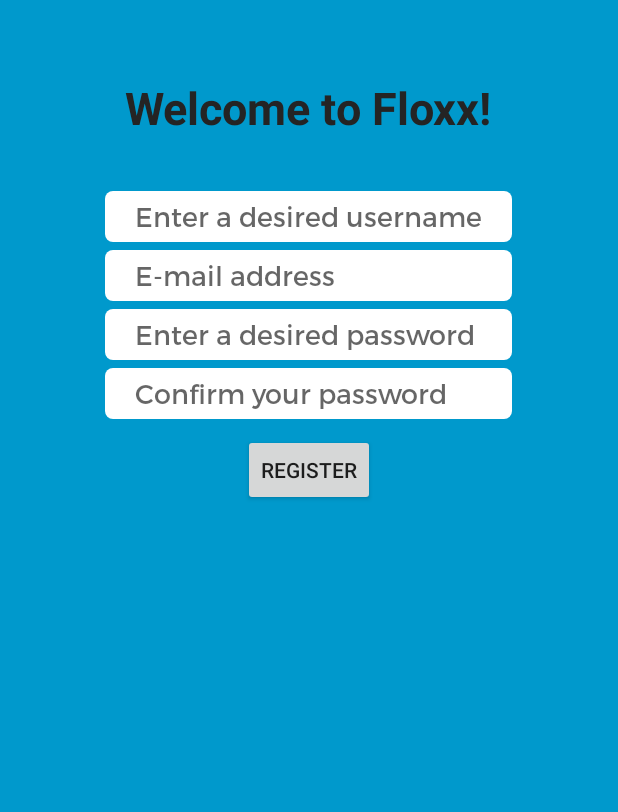
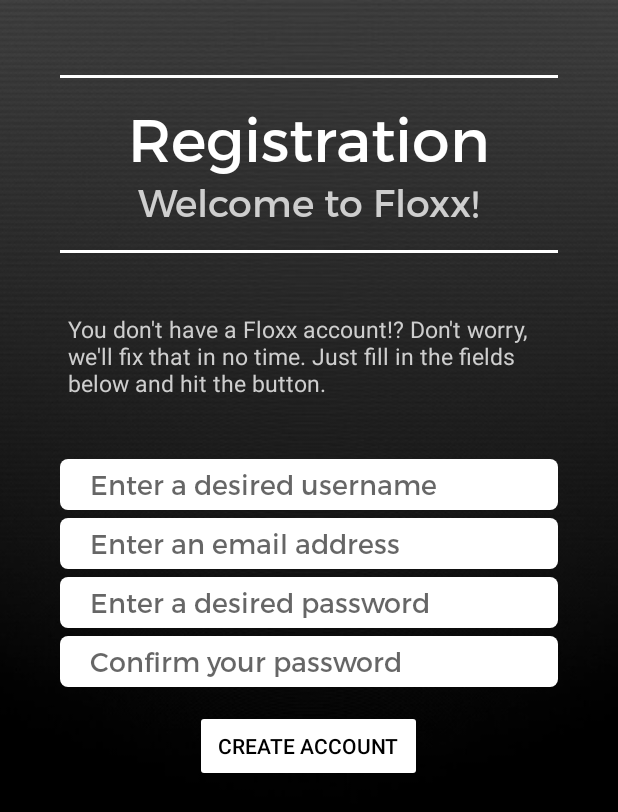
Before and after one commit to ohjay/Floxx, an Android app: the screen it shows after launch (RegisterActivity), after a tap on "Don't have an account? Register now!", on a phone screen of 412 x 824 dp. Shown: the top 812 px of the screen. Run offline under Robolectric (Android 15) with nearby library versions, the phone set to English and light mode, and no system bars.

Commit message:
Upgraded the registration layout, polished fullscreen input

```diff
--- a/app/src/main/java/co/floxx/floxx/FullscreenActivity.java
+++ b/app/src/main/java/co/floxx/floxx/FullscreenActivity.java
@@ -8,11 +8,10 @@
 import android.widget.Button;
 import android.widget.EditText;
 import android.widget.TextView;
-
-import com.firebase.client.Firebase;
+import android.widget.Toast;
 
 /**
- * The full-screen activity that serves as Floxx's splash page.
+ * The full-screen activity that serves as Floxx's splash (/landing) page.
  */
 public class FullscreenActivity extends AppCompatActivity {
 
@@ -26,49 +25,56 @@
     @Override
     protected void onCreate(Bundle savedInstanceState) {
         super.onCreate(savedInstanceState);
-
-        Firebase.setAndroidContext(this);
-
         setContentView(R.layout.activity_fullscreen);
-        final EditText password1 = (EditText) findViewById(R.id.enter_password);
 
         // Cool fonts let's go!
         Typeface montserrat = Typeface.createFromAsset(getAssets(), "Montserrat-Regular.otf");
-        EditText unameText = (EditText) findViewById(R.id.enter_username);
-        EditText pwText = (EditText) findViewById(R.id.enter_password);
+        final EditText unameText = (EditText) findViewById(R.id.enter_username);
+        final EditText pwText = (EditText) findViewById(R.id.enter_password);
         unameText.setTypeface(montserrat);
         pwText.setTypeface(montserrat);
 
-        // Upon interacting with UI controls, delay any scheduled hide()
-        // operations to prevent the jarring behavior of controls going away
-        // while interacting with the UI.
+        // Assign button behaviors
+        setRegisterButtonBehavior();
+        setLoginButtonBehavior(unameText, pwText);
+    }
 
-        Firebase.setAndroidContext(this);
-        Button button = (Button)findViewById(R.id.log_in_button);
-        final Bundle extras = new Bundle();
-        final EditText username1 = (EditText) findViewById(R.id.enter_username);
-        registerAccount();
+    public void setLoginButtonBehavior(final EditText unameText, final EditText pwText) {
+        Button button = (Button) findViewById(R.id.login_button);
         button.setOnClickListener(new View.OnClickListener() {
             @Override
             public void onClick(View v) {
-                Intent intent = new Intent(FullscreenActivity.this, FirebaseActivity.class);
-                String username11 = username1.getText().toString();
-                String password11 = password1.getText().toString();
+                String username11 = unameText.getText().toString();
+                String password11 = pwText.getText().toString();
+
+                if (username11.isEmpty()) {
+                    Toast.makeText(FullscreenActivity.this,
+                            "You have to enter a username!", Toast.LENGTH_LONG).show();
+                    return;
+                } else if (password11.isEmpty()) {
+                    Toast.makeText(FullscreenActivity.this,
+                            "You have to enter a password!", Toast.LENGTH_LONG).show();
+                    return;
+                }
+
+                Intent intent = new Intent(FullscreenActivity.this,
+                        FirebaseActivity.class);
+                Bundle extras = new Bundle();
                 extras.putString("enter_username", username11);
                 extras.putString("enter_password", password11);
                 intent.putExtras(extras);
                 startActivity(intent);
             }
         });
-
     }
 
-    public void registerAccount() {
-        TextView button = (TextView) findViewById(R.id.register_button);
-        button.setOnClickListener(new View.OnClickListener(){
+    public void setRegisterButtonBehavior() {
+        TextView tv = (TextView) findViewById(R.id.register_button);
+        tv.setOnClickListener(new View.OnClickListener(){
             @Override
             public void onClick(View v) {
-                startActivity(new Intent(FullscreenActivity.this, RegisterActivity.class));
+                startActivity(new Intent(FullscreenActivity.this,
+                        RegisterActivity.class));
             }
         });
     }
--- a/app/src/main/java/co/floxx/floxx/RegisterActivity.java
+++ b/app/src/main/java/co/floxx/floxx/RegisterActivity.java
@@ -2,11 +2,12 @@
 
 import android.content.Intent;
 import android.graphics.Typeface;
+import android.os.Bundle;
 import android.support.v7.app.AppCompatActivity;
-import android.os.Bundle;
 import android.view.View;
 import android.widget.Button;
 import android.widget.EditText;
+import android.widget.TextView;
 import android.widget.Toast;
 
 public class RegisterActivity extends AppCompatActivity {
@@ -17,6 +18,9 @@
         Button button = (Button) findViewById(R.id.register_button);
 
         Typeface montserrat = Typeface.createFromAsset(getAssets(), "Montserrat-Regular.otf");
+        ((TextView) findViewById(R.id.register_welcome)).setTypeface(montserrat);
+        ((TextView) findViewById(R.id.register_subtext)).setTypeface(montserrat);
+
         final EditText usernameText = (EditText) findViewById(R.id.register_user);
         final EditText emailText = (EditText) findViewById(R.id.register_email);
         final EditText passwordText = (EditText) findViewById(R.id.register_password);
--- a/app/src/main/res/layout/activity_fullscreen.xml
+++ b/app/src/main/res/layout/activity_fullscreen.xml
@@ -34,7 +34,9 @@
                 android:layout_below="@id/floxx_logo"
                 android:background="@drawable/textbox"
                 android:layout_centerHorizontal="true"
-                android:hint="Enter your username"
+                android:hint="@string/fs_username_hint"
+                android:inputType="text"
+                android:maxLines="1"
                 android:layout_marginBottom="5dp"
                 android:paddingLeft="20dp"
                 android:paddingRight="20dp"
@@ -44,26 +46,27 @@
 
             <EditText android:id="@+id/enter_password"
                 android:layout_width="0px"
-                android:layout_alignLeft="@+id/enter_username"
-                android:layout_alignRight="@+id/enter_username"
+                android:layout_alignStart="@+id/enter_username"
+                android:layout_alignEnd="@+id/enter_username"
                 android:layout_height="wrap_content"
                 android:layout_below="@+id/enter_username"
                 android:background="@drawable/textbox"
                 android:layout_centerHorizontal="true"
-                android:hint="Enter your password"
+                android:hint="@string/fs_password_hint"
                 android:layout_marginBottom="10dp"
                 android:paddingLeft="20dp"
                 android:paddingRight="20dp"
                 android:paddingTop="5dp"
                 android:paddingBottom="5dp"
                 android:textCursorDrawable="@null"
-                android:inputType="textPassword" />
+                android:inputType="textPassword"
+                android:maxLines="1" />
 
             <Button
-                android:id="@+id/log_in_button"
+                android:id="@+id/login_button"
                 android:layout_width="wrap_content"
                 android:layout_height="wrap_content"
-                android:text="Sign in"
+                android:text="@string/login_link"
                 android:backgroundTint="#000"
                 android:layout_below="@+id/enter_password"
                 android:layout_centerHorizontal="true"
@@ -72,12 +75,11 @@
             <TextView
                 android:layout_width="wrap_content"
                 android:layout_height="wrap_content"
-                android:text="Don't have an account? Register now!"
+                android:text="@string/registration_link"
                 android:id="@+id/register_button"
                 android:layout_centerInParent="true"
-                android:layout_below="@+id/log_in_button"
+                android:layout_below="@+id/login_button"
                 android:clickable="true"
-                android:onClick="registerAccount"
                 android:textColor="#fff" />
         </RelativeLayout>
     </LinearLayout>
--- a/app/src/main/res/layout/activity_register.xml
+++ b/app/src/main/res/layout/activity_register.xml
@@ -3,46 +3,96 @@
     xmlns:tools="http://schemas.android.com/tools"
     android:layout_width="match_parent"
     android:layout_height="match_parent"
-    android:paddingBottom="@dimen/activity_vertical_margin"
-    android:paddingLeft="@dimen/activity_horizontal_margin"
-    android:paddingRight="@dimen/activity_horizontal_margin"
-    android:paddingTop="@dimen/activity_vertical_margin"
-    tools:context="co.floxx.floxx.RegisterActivity"
-    android:background="#0099cc">
+    tools:context="co.floxx.floxx.RegisterActivity">
+
+    <ImageView
+        android:id="@+id/background"
+        android:layout_width="match_parent"
+        android:layout_height="match_parent"
+        android:scaleType="centerCrop"
+        android:src="@drawable/hologradient"
+        android:scaleY="-1" />
+
+    <View
+        android:layout_marginTop="50dp"
+        android:layout_width="fill_parent"
+        android:layout_height="2dp"
+        android:id="@+id/register_divider1"
+        android:background="#fff"
+        android:layout_marginBottom="15dp"
+        android:layout_marginStart="@dimen/ra_side_margin"
+        android:layout_marginEnd="@dimen/ra_side_margin" />
 
     <TextView
         android:id="@+id/register_welcome"
         android:layout_width="wrap_content"
         android:layout_height="wrap_content"
+        android:layout_below="@id/register_divider1"
         android:layout_centerHorizontal="true"
-        android:layout_marginTop="35dp"
-        android:layout_marginBottom="35dp"
         android:text="@string/register_header"
-        android:textColor="#242424"
-        android:textSize="30sp"
-        android:textStyle="bold" />
+        android:textSize="40sp"
+        android:textStyle="bold"
+        android:textColor="#fff" />
+
+    <TextView
+        android:layout_width="wrap_content"
+        android:layout_height="wrap_content"
+        android:layout_centerHorizontal="true"
+        android:layout_marginBottom="15dp"
+        android:id="@+id/register_subtext"
+        android:text="@string/register_subtext"
+        android:layout_below="@id/register_welcome"
+        android:textSize="25sp"
+        android:textColor="#cecece" />
+
+    <View
+        android:layout_width="fill_parent"
+        android:layout_height="2dp"
+        android:layout_below="@id/register_subtext"
+        android:id="@+id/register_divider2"
+        android:background="#fff"
+        android:layout_marginBottom="40dp"
+        android:layout_marginStart="@dimen/ra_side_margin"
+        android:layout_marginEnd="@dimen/ra_side_margin" />
+
+    <TextView
+        android:id="@+id/register_desc"
+        android:layout_width="wrap_content"
+        android:layout_height="wrap_content"
+        android:layout_centerHorizontal="true"
+        android:layout_marginBottom="40dp"
+        android:text="@string/register_desc"
+        android:layout_below="@id/register_divider2"
+        android:textSize="15sp"
+        android:layout_marginStart="@dimen/ra_side_margin"
+        android:layout_marginEnd="@dimen/ra_side_margin"
+        android:textColor="#cecece"
+        android:paddingStart="5dp"
+        android:paddingEnd="5dp" />
 
     <EditText
         android:id="@+id/register_user"
-        android:layout_below="@id/register_welcome"
-        android:layout_width="wrap_content"
+        android:layout_below="@id/register_desc"
+        android:layout_width="fill_parent"
         android:layout_height="wrap_content"
         android:layout_centerHorizontal="true"
         android:hint="@string/register_username_prompt"
         android:background="@drawable/textbox"
         android:layout_marginBottom="5dp"
+        android:layout_marginStart="@dimen/ra_side_margin"
+        android:layout_marginEnd="@dimen/ra_side_margin"
         android:paddingLeft="20dp"
         android:paddingRight="20dp"
         android:paddingTop="5dp"
-        android:paddingBottom="5dp" />
+        android:paddingBottom="5dp"
+        android:inputType="text"
+        android:maxLines="1" />
 
     <EditText
         android:id="@+id/register_email"
         android:layout_below="@id/register_user"
         android:layout_alignStart="@id/register_user"
         android:layout_alignEnd="@id/register_user"
-        android:layout_alignLeft="@id/register_user"
-        android:layout_alignRight="@id/register_user"
         android:layout_width="wrap_content"
         android:layout_height="wrap_content"
         android:layout_centerHorizontal="true"
@@ -53,7 +103,8 @@
         android:paddingRight="20dp"
         android:paddingTop="5dp"
         android:paddingBottom="5dp"
-        android:inputType="textEmailAddress" />
+        android:inputType="textEmailAddress"
+        android:maxLines="1" />
 
     <EditText
         android:id="@+id/register_password"
@@ -62,8 +113,6 @@
         android:layout_height="wrap_content"
         android:layout_alignStart="@id/register_user"
         android:layout_alignEnd="@id/register_user"
-        android:layout_alignLeft="@id/register_user"
-        android:layout_alignRight="@id/register_user"
         android:layout_centerHorizontal="true"
         android:hint="@string/register_password_prompt"
         android:background="@drawable/textbox"
@@ -72,7 +121,8 @@
         android:paddingRight="20dp"
         android:paddingTop="5dp"
         android:paddingBottom="5dp"
-        android:inputType="textPassword" />
+        android:inputType="textPassword"
+        android:maxLines="1" />
 
     <EditText
         android:id="@+id/confirm_password"
@@ -81,17 +131,16 @@
         android:layout_height="wrap_content"
         android:layout_alignStart="@id/register_user"
         android:layout_alignEnd="@id/register_user"
-        android:layout_alignLeft="@id/register_user"
-        android:layout_alignRight="@id/register_user"
         android:layout_centerHorizontal="true"
         android:hint="@string/confirm_pw_prompt"
         android:background="@drawable/textbox"
-        android:layout_marginBottom="10dp"
+        android:layout_marginBottom="15dp"
         android:paddingLeft="20dp"
         android:paddingRight="20dp"
         android:paddingTop="5dp"
         android:paddingBottom="5dp"
-        android:inputType="textPassword" />
+        android:inputType="textPassword"
+        android:maxLines="1" />
 
     <Button
         android:id="@+id/register_button"
@@ -100,5 +149,10 @@
         android:gravity="center_vertical"
         android:layout_below="@+id/confirm_password"
         android:layout_centerHorizontal="true"
-        android:text="@string/register_button" />
+        android:text="@string/register_button"
+        android:backgroundTint="#fff"
+        android:textColor="#000"
+        android:paddingStart="15dp"
+        android:paddingEnd="15dp" />
+
 </RelativeLayout>
--- a/app/src/main/res/values/dimens.xml
+++ b/app/src/main/res/values/dimens.xml
@@ -1,6 +1,6 @@
 <resources>
-    <!-- Default screen margins, per the Android Design guidelines. -->
     <dimen name="activity_horizontal_margin">16dp</dimen>
     <dimen name="activity_vertical_margin">16dp</dimen>
     <dimen name="fab_margin">16dp</dimen>
+    <dimen name="ra_side_margin">40dp</dimen>
 </resources>
--- a/app/src/main/res/values/strings.xml
+++ b/app/src/main/res/values/strings.xml
@@ -3,12 +3,12 @@
 
     <string name="main_button">Floxx now, Floxx forever</string>
     <string name="main_content">Floxx</string>
-    <string name="register_header">Welcome to Floxx!</string>
+    <string name="register_header">Registration</string>
     <string name="google_app_id">310379858463</string>
 
     <string name="title_activity_map">MapActivity</string>
     <string name="dummy_button">Dummy Button</string>
-    <string name="dummy_content">PLEASE\nSTAND BY...</string>
+    <string name="dummy_content">PLEASE\nSTAND BY&#8230;</string>
     <string name="group_creation_header">Create a group</string>
     <string name="search_users">Search for friends</string>
     <string name="reqs_header">== Requests ==</string>
@@ -16,14 +16,21 @@
     <string name="received_header">[Received]</string>
 
     <string name="register_username_prompt">Enter a desired username</string>
-    <string name="register_email_prompt">E-mail address</string>
+    <string name="register_email_prompt">Enter an email address</string>
     <string name="register_password_prompt">Enter a desired password</string>
     <string name="confirm_pw_prompt">Confirm your password</string>
-    <string name="register_button">Register</string>
+    <string name="register_button">Create account</string>
     <string name="portal_greeting">Meetup Portal</string>
-    <string name="eta_default">Waiting for a meeting marker to be placed...</string>
+    <string name="eta_default">Waiting for a meeting marker to be placed&#8230;</string>
     <string name="leave_content">Leave meetup</string>
 
     <string name="hidden_title">Hidden Users</string>
     <string name="creation_confirm">Go to map</string>
+    <string name="fs_username_hint">Enter your username</string>
+    <string name="fs_password_hint">Enter your password</string>
+    <string name="registration_link">Don\'t have an account? Register now!</string>
+    <string name="login_link">Sign in</string>
+    <string name="register_subtext">Welcome to Floxx!</string>
+    <string name="register_desc">You don\'t have a Floxx account!? Don\'t worry, we\'ll fix that
+        in no time. Just fill in the fields below and hit the button.</string>
 </resources>
```
Also changed, not shown: 1 other file.
